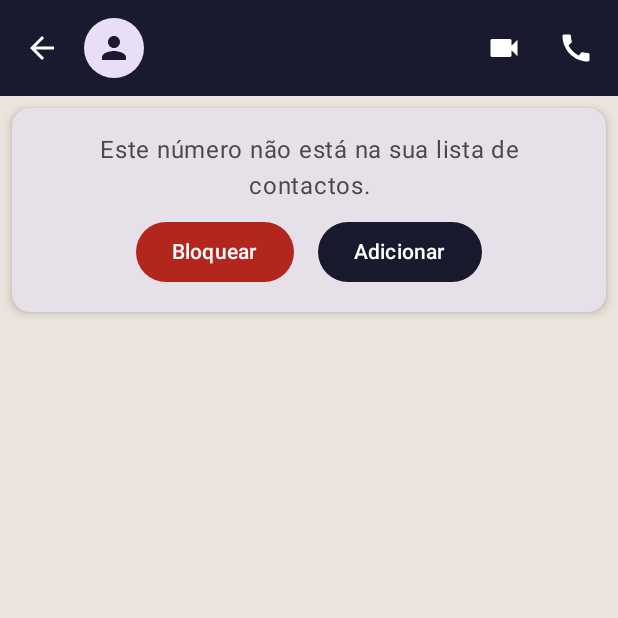
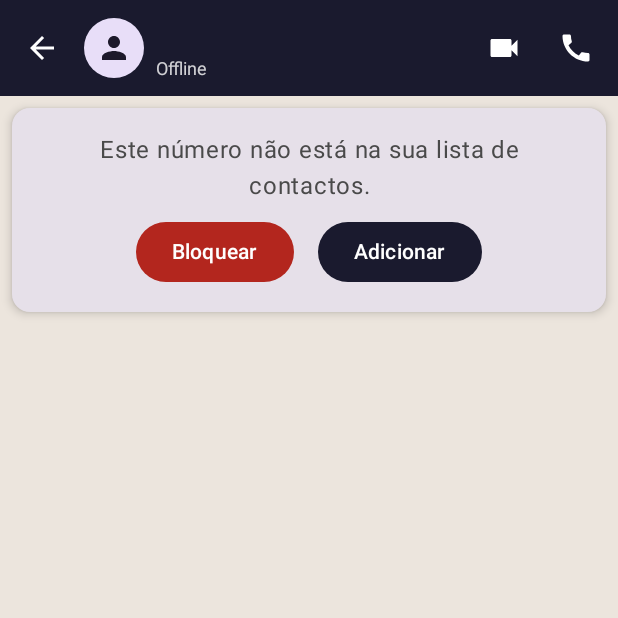
Before and after one commit to EveAlamin/VibeChat, an Android app built with Jetpack Compose: the composable ChatScreen called with empty values, on a phone screen of 412 x 824 dp, the top half of it. Run offline under Robolectric (Android 15) with nearby library versions, the phone set to English and light mode, and no system bars; our stand-ins replace Firebase (no records; nobody signed in at launch, a user with empty details on screens opened directly); libraries missing offline, so code that uses them is left out: com.bumptech.glide.

Commit message:
Mensagem de Online e Offline

```diff
--- a/app/build.gradle.kts
+++ b/app/build.gradle.kts
@@ -73,6 +73,7 @@ dependencies {
     implementation("com.google.firebase:firebase-firestore-ktx")
     implementation("com.google.firebase:firebase-storage-ktx")
     implementation("com.google.firebase:firebase-messaging-ktx")
+    implementation("com.google.firebase:firebase-database-ktx")
 
     // Glide para carregar imagens em Compose
     implementation("com.github.bumptech.glide:compose:1.0.0-beta01")
--- a/app/src/main/java/com/example/vibechat/ui/screens/ChatScreen.kt
+++ b/app/src/main/java/com/example/vibechat/ui/screens/ChatScreen.kt
@@ -6,9 +6,7 @@ import androidx.compose.foundation.background
 import androidx.compose.foundation.clickable
 import androidx.compose.foundation.layout.*
 import androidx.compose.foundation.lazy.LazyColumn
-import androidx.compose.foundation.lazy.LazyListState
 import androidx.compose.foundation.lazy.items
-import androidx.compose.foundation.lazy.rememberLazyListState
 import androidx.compose.foundation.shape.CircleShape
 import androidx.compose.foundation.shape.RoundedCornerShape
 import androidx.compose.material.icons.Icons
@@ -31,14 +29,20 @@ import com.example.vibechat.data.Conversation
 import com.example.vibechat.data.Message
 import com.example.vibechat.data.User
 import com.example.vibechat.repository.UserRepository
-// import com.example.vibechat.ui.theme.*
 import com.example.vibechat.utils.formatTimestamp
 import com.google.firebase.auth.FirebaseAuth
 import com.google.firebase.firestore.FieldValue
 import com.google.firebase.firestore.FirebaseFirestore
 import com.google.firebase.firestore.Query
 import com.google.firebase.Timestamp
+import com.google.firebase.database.DataSnapshot
+import com.google.firebase.database.DatabaseError
+import com.google.firebase.database.FirebaseDatabase
+import com.google.firebase.database.ValueEventListener
 import kotlinx.coroutines.launch
+import java.text.SimpleDateFormat
+import java.util.Date
+import java.util.Locale
 
 val BlueCheck = Color(0xFF34B7F1)
 
@@ -50,6 +54,10 @@ fun ChatScreen(navController: NavController, name: String, receiverUid: String,
     var receiverUser by remember { mutableStateOf<User?>(null) }
     var isContact by remember { mutableStateOf(true) }
     var isBlocked by remember { mutableStateOf(false) }
+
+    // NOVO ESTADO PARA O STATUS DE PRESENÇA
+    var userStatus by remember { mutableStateOf("Offline") }
+
     val senderUid = FirebaseAuth.getInstance().currentUser?.uid!!
     val db = FirebaseFirestore.getInstance()
     val context = LocalContext.current
@@ -58,6 +66,35 @@ fun ChatScreen(navController: NavController, name: String, receiverUid: String,
 
     val senderRoom = senderUid + receiverUid
     val receiverRoom = receiverUid + senderUid
+
+    // EFEITO PARA OBSERVAR O STATUS DO USUÁRIO NO REALTIME DATABASE
+    DisposableEffect(receiverUid) {
+        val statusRef = FirebaseDatabase.getInstance().getReference("/status/$receiverUid")
+        val listener = object : ValueEventListener {
+            override fun onDataChange(snapshot: DataSnapshot) {
+                if (snapshot.exists()) {
+                    val isOnline = snapshot.child("isOnline").getValue(Boolean::class.java) ?: false
+                    if (isOnline) {
+                        userStatus = "Online"
+                    } else {
+                        val lastSeen = snapshot.child("lastSeen").getValue(Long::class.java) ?: 0
+                        userStatus = "Visto por último: ${formatLastSeen(lastSeen)}"
+                    }
+                } else {
+                    userStatus = "Offline"
+                }
+            }
+            override fun onCancelled(error: DatabaseError) {
+                userStatus = "Offline" // Em caso de erro, assume offline
+            }
+        }
+        statusRef.addValueEventListener(listener)
+
+        // Limpa o listener quando o Composable é removido da tela
+        onDispose {
+            statusRef.removeEventListener(listener)
+        }
+    }
 
     DisposableEffect(senderRoom) {
         val conversationRef = db.collection("users").document(senderUid)
@@ -131,7 +168,16 @@ fun ChatScreen(navController: NavController, name: String, receiverUid: String,
                             }
                         }
                         Spacer(modifier = Modifier.width(8.dp))
-                        Text(name, color = Color.White)
+
+                        // ALTERAÇÃO PARA EXIBIR NOME E STATUS
+                        Column {
+                            Text(name, color = Color.White)
+                            Text(
+                                text = userStatus,
+                                color = Color.White.copy(alpha = 0.8f),
+                                fontSize = 12.sp
+                            )
+                        }
                     }
                 },
                 navigationIcon = {
@@ -179,13 +225,11 @@ fun ChatScreen(navController: NavController, name: String, receiverUid: String,
                     )
                 }
 
-                // ***** INÍCIO DA CORREÇÃO *****
                 LazyColumn(
                     modifier = Modifier.weight(1f).padding(horizontal = 8.dp),
-                    reverseLayout = true // Começa a renderizar de baixo para cima
+                    reverseLayout = true
                 ) {
-                    items(messageList.reversed()) { message -> // Inverte a lista para mostrar a mais recente em baixo
-                        // ***** FIM DA CORREÇÃO *****
+                    items(messageList.reversed()) { message ->
                         if (message.senderId == senderUid) {
                             SentMessageBubble(message = message)
                         } else {
@@ -325,7 +369,6 @@ private fun updateConversation(db: FirebaseFirestore, senderUid: String, receive
                 return@addOnSuccessListener
             }
 
-            // Lógica para a conversa do REMETENTE (quem envia)
             val senderConversation = Conversation(
                 partnerId = receiverUid,
                 partnerName = receiverCustomName,
@@ -337,7 +380,6 @@ private fun updateConversation(db: FirebaseFirestore, senderUid: String, receive
             )
             senderDocRef.collection("conversations").document(receiverUid).set(senderConversation)
 
-            // Lógica para a conversa do DESTINATÁRIO (quem recebe) - AGORA NO CLIENTE
             val receiverConversationRef = receiverDocRef.collection("conversations").document(senderUid)
 
             val receiverUpdateMap = mapOf(
@@ -347,7 +389,7 @@ private fun updateConversation(db: FirebaseFirestore, senderUid: String, receive
                 "lastMessage" to lastMessage,
                 "timestamp" to Timestamp.now(),
                 "partnerPhoneNumber" to (senderUser.phoneNumber ?: ""),
-                "unreadCount" to FieldValue.increment(1) // <-- Contagem de volta no app
+                "unreadCount" to FieldValue.increment(1)
             )
 
             receiverConversationRef.set(receiverUpdateMap, com.google.firebase.firestore.SetOptions.merge())
@@ -425,11 +467,10 @@ fun ReceivedMessageBubble(message: Message) {
 
 @Composable
 fun MessageStatusIcon(status: String) {
-    // Lógica para mostrar o ícone correto com base no status da mensagem
     val (icon, color) = when (status) {
         "READ" -> Icons.Default.DoneAll to BlueCheck
         "DELIVERED" -> Icons.Default.DoneAll to Color.Gray
-        else -> Icons.Default.Done to Color.Gray // "SENT" ou qualquer outro caso
+        else -> Icons.Default.Done to Color.Gray
     }
 
     Icon(
@@ -439,3 +480,10 @@ fun MessageStatusIcon(status: String) {
         tint = color
     )
 }
+
+private fun formatLastSeen(timestamp: Long): String {
+    if (timestamp == 0L) return "há muito tempo"
+
+    val sdf = SimpleDateFormat("dd/MM/yy 'às' HH:mm", Locale.getDefault())
+    return sdf.format(Date(timestamp))
+}
```
Also changed, not shown: app/src/main/java/com/example/vibechat/MainActivity.kt (+10 -0 lines), app/src/main/java/com/example/vibechat/utils/PresenceManager.kt (added, +55 -0 lines).
